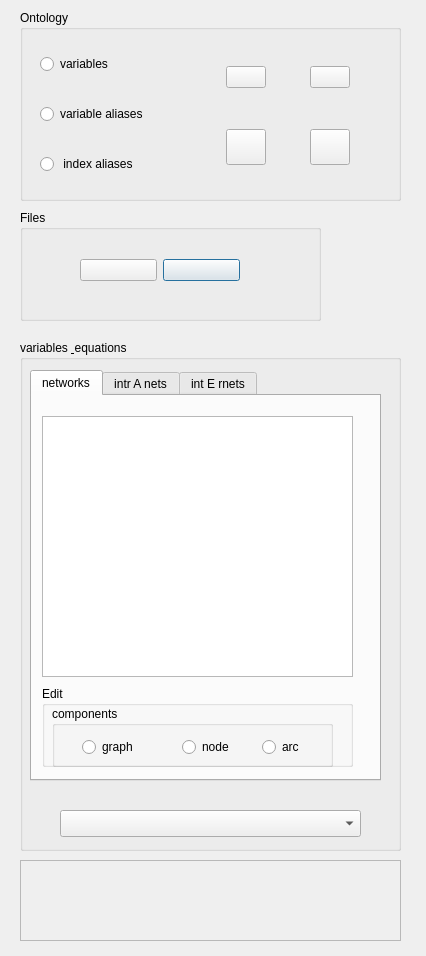
Qt form OntologyEquationEditor/ui_ontology_design.ui (heinz-preisig/ProMo-packages-OntologyBuilder) before a commit.
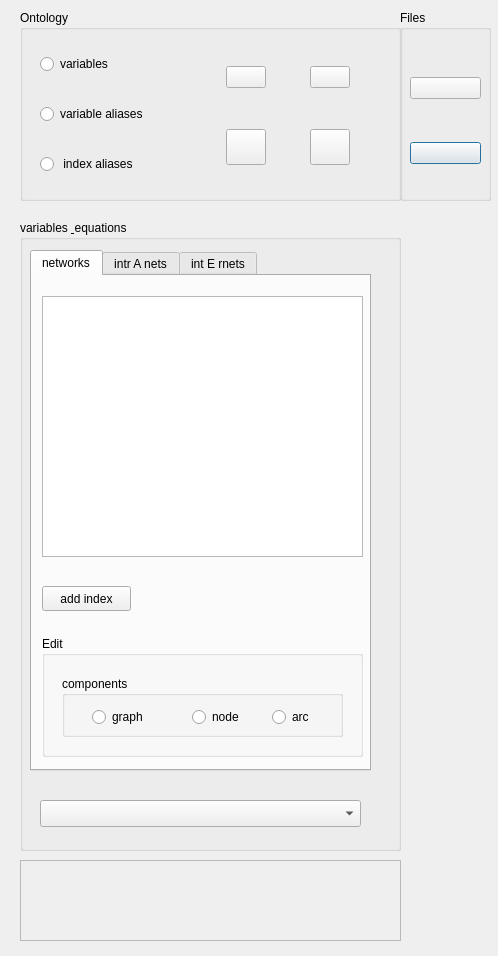
The same form after that commit.

The edit to the form file:
```diff
--- a/OntologyEquationEditor/ui_ontology_design.ui
+++ b/OntologyEquationEditor/ui_ontology_design.ui
@@ -6,7 +6,7 @@
    <rect>
     <x>0</x>
     <y>0</y>
-    <width>426</width>
+    <width>498</width>
     <height>956</height>
    </rect>
   </property>
@@ -17,9 +17,9 @@
    <property name="geometry">
     <rect>
      <x>20</x>
-     <y>340</y>
+     <y>220</y>
      <width>381</width>
-     <height>511</height>
+     <height>631</height>
     </rect>
    </property>
    <property name="title">
@@ -30,8 +30,8 @@
      <rect>
       <x>10</x>
       <y>30</y>
-      <width>351</width>
-      <height>411</height>
+      <width>341</width>
+      <height>521</height>
      </rect>
     </property>
     <property name="currentIndex">
@@ -46,7 +46,7 @@
        <rect>
         <x>10</x>
         <y>20</y>
-        <width>311</width>
+        <width>321</width>
         <height>261</height>
        </rect>
       </property>
@@ -63,9 +63,9 @@
       <property name="geometry">
        <rect>
         <x>10</x>
-        <y>290</y>
-        <width>311</width>
-        <height>81</height>
+        <y>360</y>
+        <width>321</width>
+        <height>121</height>
        </rect>
       </property>
       <property name="title">
@@ -74,8 +74,8 @@
       <widget class="QGroupBox" name="groupBoxComponents">
        <property name="geometry">
         <rect>
-         <x>10</x>
-         <y>20</y>
+         <x>20</x>
+         <y>40</y>
          <width>281</width>
          <height>61</height>
         </rect>
@@ -133,6 +133,19 @@
        </widget>
       </widget>
      </widget>
+     <widget class="QPushButton" name="pushAddIndex">
+      <property name="geometry">
+       <rect>
+        <x>10</x>
+        <y>310</y>
+        <width>89</width>
+        <height>25</height>
+       </rect>
+      </property>
+      <property name="text">
+       <string>add index</string>
+      </property>
+     </widget>
     </widget>
     <widget class="QWidget" name="tab_intranets">
      <attribute name="title">
@@ -168,9 +181,9 @@
    <widget class="QComboBox" name="combo_EditVariableTypes">
     <property name="geometry">
      <rect>
-      <x>40</x>
-      <y>470</y>
-      <width>301</width>
+      <x>20</x>
+      <y>580</y>
+      <width>321</width>
       <height>27</height>
      </rect>
     </property>
@@ -507,10 +520,10 @@
   <widget class="QGroupBox" name="groupFiles">
    <property name="geometry">
     <rect>
-     <x>20</x>
-     <y>210</y>
-     <width>301</width>
-     <height>111</height>
+     <x>400</x>
+     <y>10</y>
+     <width>91</width>
+     <height>191</height>
     </rect>
    </property>
    <property name="title">
@@ -519,13 +532,13 @@
    <widget class="QWidget" name="horizontalLayoutWidget">
     <property name="geometry">
      <rect>
-      <x>60</x>
-      <y>20</y>
-      <width>160</width>
-      <height>80</height>
+      <x>10</x>
+      <y>30</y>
+      <width>71</width>
+      <height>161</height>
      </rect>
     </property>
-    <layout class="QHBoxLayout" name="horizontalLayout_2">
+    <layout class="QVBoxLayout" name="verticalLayout_3">
      <item>
       <widget class="QPushButton" name="pushWrite">
        <property name="toolTip">
```
Left out of the diff: 2 changed lines with no effect on the pictures.
